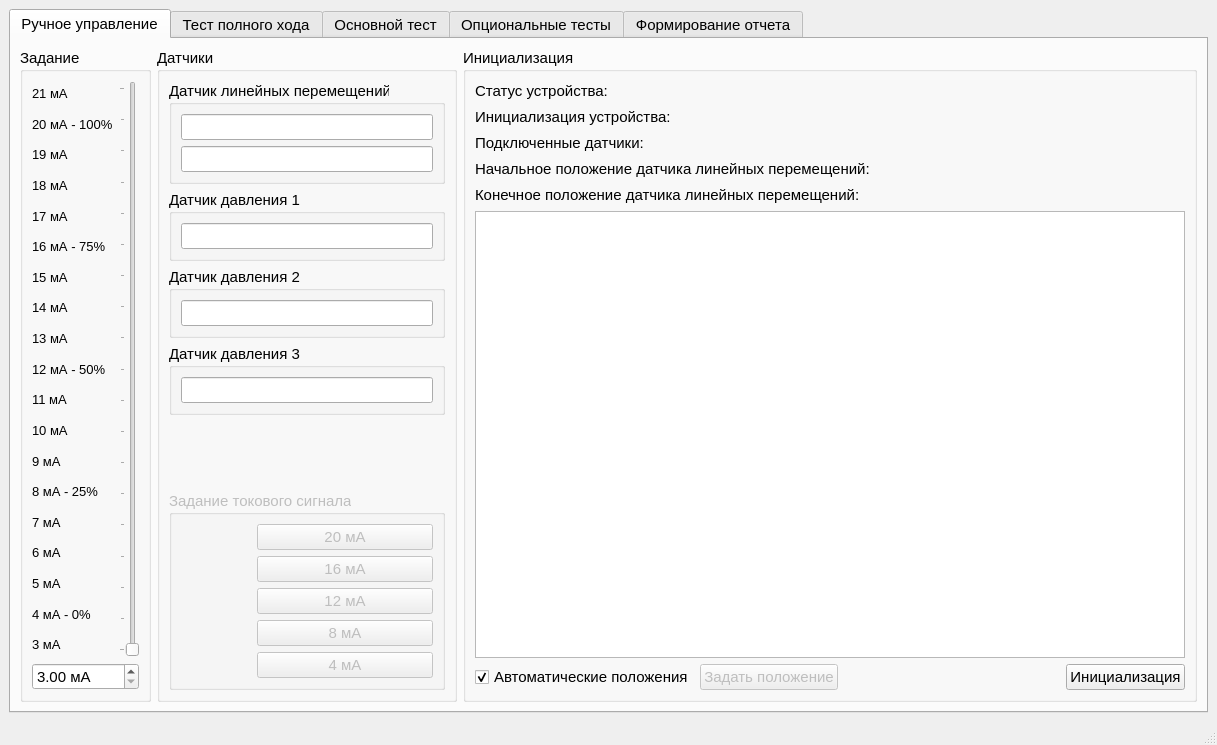
This is MainWindow.ui in Rekvim/MpiSdk as Qt 5 draws it before an edit. The edited form follows.
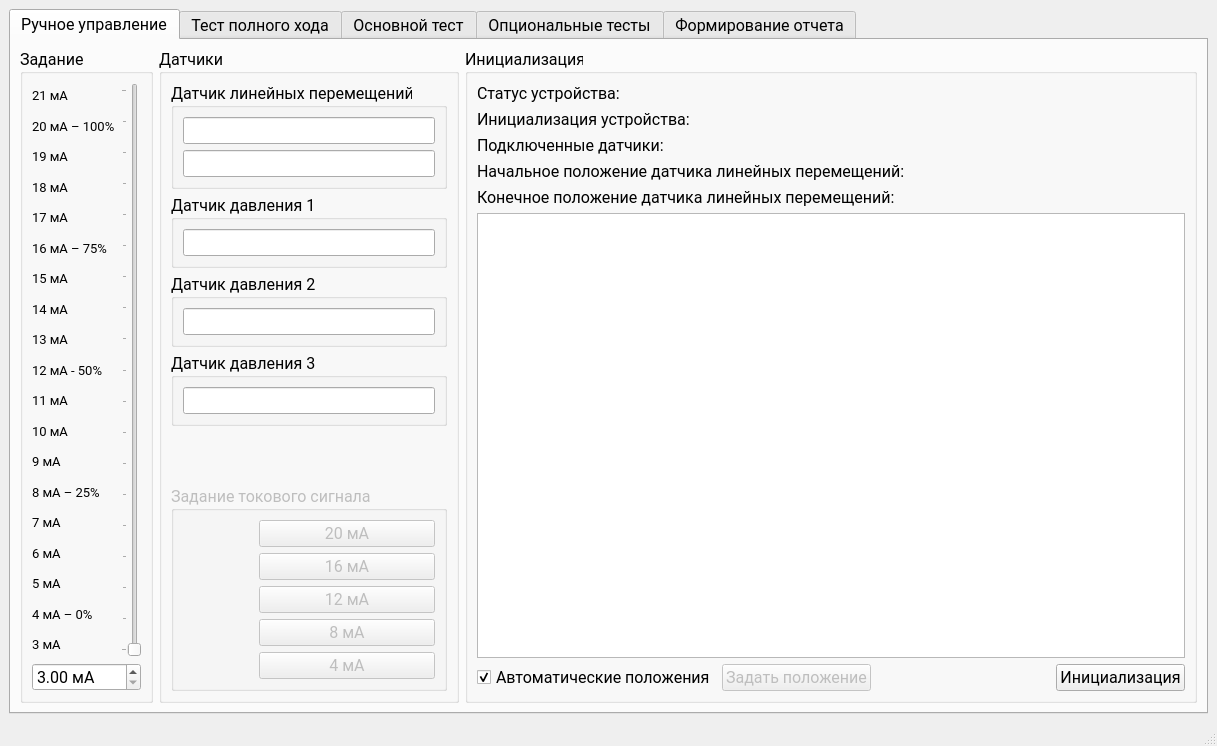
This is the edited form. The open tabs and pages were chosen to show the change. Icons and pictures are not drawn. Custom widgets are drawn as their Qt base class.

What changed in the file:
```diff
--- a/MainWindow.ui
+++ b/MainWindow.ui
@@ -7,7 +7,7 @@
     <x>0</x>
     <y>0</y>
     <width>1217</width>
-    <height>745</height>
+    <height>746</height>
    </rect>
   </property>
   <property name="font">
@@ -22,6 +22,12 @@
    <layout class="QVBoxLayout" name="verticalLayout_9">
     <item>
      <widget class="QTabWidget" name="tabWidget">
+      <property name="font">
+       <font>
+        <family>Roboto</family>
+        <pointsize>12</pointsize>
+       </font>
+      </property>
       <property name="currentIndex">
        <number>2</number>
       </property>
@@ -32,6 +38,12 @@
        <layout class="QHBoxLayout" name="horizontalLayout_11">
         <item>
          <widget class="QGroupBox" name="groupBox_signalStrength_task">
+          <property name="font">
+           <font>
+            <family>Roboto</family>
+            <pointsize>12</pointsize>
+           </font>
+          </property>
           <property name="title">
            <string>Задание</string>
           </property>
@@ -44,6 +56,7 @@
                 <widget class="QLabel" name="label_signalStrength_21mA">
                  <property name="font">
                   <font>
+                   <family>Roboto</family>
                    <pointsize>10</pointsize>
                    <bold>false</bold>
                    <stylestrategy>PreferDefault</stylestrategy>
@@ -58,13 +71,14 @@
                 <widget class="QLabel" name="label_signalStrength_20mA">
                  <property name="font">
                   <font>
+                   <family>Roboto</family>
                    <pointsize>10</pointsize>
                    <bold>false</bold>
                    <stylestrategy>PreferDefault</stylestrategy>
                   </font>
                  </property>
                  <property name="text">
-                  <string>20 мА - 100%</string>
+                  <string>20 мА – 100%</string>
                  </property>
                 </widget>
                </item>
@@ -72,6 +86,7 @@
                 <widget class="QLabel" name="label_signalStrength_19mA">
                  <property name="font">
                   <font>
+                   <family>Roboto</family>
                    <pointsize>10</pointsize>
                    <bold>false</bold>
                    <stylestrategy>PreferDefault</stylestrategy>
@@ -86,6 +101,7 @@
                 <widget class="QLabel" name="label_signalStrength_18mA">
                  <property name="font">
                   <font>
+                   <family>Roboto</family>
                    <pointsize>10</pointsize>
                    <bold>false</bold>
                    <stylestrategy>PreferDefault</stylestrategy>
@@ -100,6 +116,7 @@
                 <widget class="QLabel" name="label_signalStrength_17mA">
                  <property name="font">
                   <font>
+                   <family>Roboto</family>
                    <pointsize>10</pointsize>
                    <bold>false</bold>
                    <stylestrategy>PreferDefault</stylestrategy>
@@ -114,13 +131,14 @@
                 <widget class="QLabel" name="label_signalStrength_16mA">
                  <property name="font">
                   <font>
+                   <family>Roboto</family>
                    <pointsize>10</pointsize>
                    <bold>false</bold>
                    <stylestrategy>PreferDefault</stylestrategy>
                   </font>
                  </property>
                  <property name="text">
-                  <string>16 мА - 75%</string>
+                  <string>16 мА – 75%</string>
                  </property>
                 </widget>
                </item>
@@ -128,6 +146,7 @@
                 <widget class="QLabel" name="label_signalStrength_15mA">
                  <property name="font">
                   <font>
+                   <family>Roboto</family>
                    <pointsize>10</pointsize>
                    <bold>false</bold>
                    <stylestrategy>PreferDefault</stylestrategy>
@@ -142,6 +161,7 @@
                 <widget class="QLabel" name="label_signalStrength_14mA">
                  <property name="font">
                   <font>
+                   <family>Roboto</family>
                    <pointsize>10</pointsize>
                    <bold>false</bold>
                    <stylestrategy>PreferDefault</stylestrategy>
@@ -156,6 +176,7 @@
                 <widget class="QLabel" name="label_signalStrength_13mA">
                  <property name="font">
                   <font>
+                   <family>Roboto</family>
                    <pointsize>10</pointsize>
                    <bold>false</bold>
                    <stylestrategy>PreferDefault</stylestrategy>
@@ -170,6 +191,7 @@
                 <widget class="QLabel" name="label_signalStrength_12mA">
                  <property name="font">
                   <font>
+                   <family>Roboto</family>
                    <pointsize>10</pointsize>
                    <bold>false</bold>
                    <stylestrategy>PreferDefault</stylestrategy>
@@ -184,6 +206,7 @@
                 <widget class="QLabel" name="label_signalStrength_11mA">
                  <property name="font">
                   <font>
+                   <family>Roboto</family>
                    <pointsize>10</pointsize>
                    <bold>false</bold>
                    <stylestrategy>PreferDefault</stylestrategy>
@@ -198,6 +221,7 @@
                 <widget class="QLabel" name="label_signalStrength_10mA">
                  <property name="font">
                   <font>
+                   <family>Roboto</family>
                    <pointsize>10</pointsize>
                    <bold>false</bold>
                    <stylestrategy>PreferDefault</stylestrategy>
@@ -212,6 +236,7 @@
                 <widget class="QLabel" name="label_signalStrength_9mA">
                  <property name="font">
                   <font>
+                   <family>Roboto</family>
                    <pointsize>10</pointsize>
                    <bold>false</bold>
                    <stylestrategy>PreferDefault</stylestrategy>
@@ -226,13 +251,14 @@
                 <widget class="QLabel" name="label_signalStrength_8mA">
                  <property name="font">
                   <font>
+                   <family>Roboto</family>
                    <pointsize>10</pointsize>
                    <bold>false</bold>
                    <stylestrategy>PreferDefault</stylestrategy>
                   </font>
                  </property>
                  <property name="text">
-                  <string>8 мА - 25%</string>
+                  <string>8 мА – 25%</string>
                  </property>
                 </widget>
                </item>
@@ -240,6 +266,7 @@
                 <widget class="QLabel" name="label_signalStrength_7mA">
                  <property name="font">
                   <font>
+                   <family>Roboto</family>
                    <pointsize>10</pointsize>
                    <bold>false</bold>
                    <stylestrategy>PreferDefault</stylestrategy>
@@ -254,6 +281,7 @@
                 <widget class="QLabel" name="label_signalStrength_6mA">
                  <property name="font">
                   <font>
+                   <family>Roboto</family>
                    <pointsize>10</pointsize>
                    <bold>false</bold>
                    <stylestrategy>PreferDefault</stylestrategy>
@@ -268,6 +296,7 @@
                 <widget class="QLabel" name="label_signalStrength_5mA">
                  <property name="font">
                   <font>
+                   <family>Roboto</family>
                    <pointsize>10</pointsize>
                    <bold>false</bold>
                    <stylestrategy>PreferDefault</stylestrategy>
@@ -282,13 +311,14 @@
                 <widget class="QLabel" name="label_signalStrength_4mA">
                  <property name="font">
                   <font>
+                   <family>Roboto</family>
                    <pointsize>10</pointsize>
                    <bold>false</bold>
                    <stylestrategy>PreferDefault</stylestrategy>
                   </font>
                  </property>
                  <property name="text">
-                  <string>4 мА - 0%</string>
+                  <string>4 мА – 0%</string>
                  </property>
                 </widget>
                </item>
@@ -296,6 +326,7 @@
                 <widget class="QLabel" name="label_signalStrength_3mA">
                  <property name="font">
                   <font>
+                   <family>Roboto</family>
                    <pointsize>10</pointsize>
                    <bold>false</bold>
                    <stylestrategy>PreferDefault</stylestrategy>
@@ -374,18 +405,36 @@
             <height>16777215</height>
            </size>
           </property>
+          <property name="font">
+           <font>
+            <family>Roboto</family>
+            <pointsize>12</pointsize>
+           </font>
+          </property>
           <property name="title">
            <string>Датчики</string>
           </property>
           <layout class="QVBoxLayout" name="verticalLayout_7">
            <item>
             <widget class="QGroupBox" name="groupBox_linearMotionSensor">
+             <property name="font">
+              <font>
+               <family>Roboto</family>
+               <pointsize>12</pointsize>
+              </font>
+             </property>
              <property name="title">
               <string>Датчик линейных перемещений</string>
              </property>
              <layout class="QVBoxLayout" name="verticalLayout_3">
               <item>
                <widget class="QLineEdit" name="lineEdit_linearSensor">
+                <property name="font">
+                 <font>
+                  <family>Roboto</family>
+                  <pointsize>12</pointsize>
+                 </font>
+                </property>
                 <property name="readOnly">
                  <bool>true</bool>
                 </property>
@@ -393,6 +442,12 @@
               </item>
               <item>
                <widget class="QLineEdit" name="lineEdit_linearSensorPercent">
+                <property name="font">
+                 <font>
+                  <family>Roboto</family>
+                  <pointsize>12</pointsize>
+                 </font>
+                </property>
                 <property name="readOnly">
                  <bool>true</bool>
                 </property>
@@ -403,12 +458,24 @@
            </item>
            <item>
             <widget class="QGroupBox" name="groupBox_pressureSensor_1">
+             <property name="font">
+              <font>
+               <family>Roboto</family>
+               <pointsize>12</pointsize>
+              </font>
+             </property>
              <property name="title">
               <string>Датчик давления 1</string>
              </property>
              <layout class="QVBoxLayout" name="verticalLayout_6">
               <item>
                <widget class="QLineEdit" name="lineEdit_pressureSensor_1">
+                <property name="font">
+                 <font>
+                  <family>Roboto</family>
+                  <pointsize>12</pointsize>
+                 </font>
+                </property>
                 <property name="readOnly">
                  <bool>true</bool>
                 </property>
@@ -419,12 +486,24 @@
            </item>
            <item>
             <widget class="QGroupBox" name="groupBox_pressureSensor_2">
+             <property name="font">
+              <font>
+               <family>Roboto</family>
+               <pointsize>12</pointsize>
+              </font>
+             </property>
              <property name="title">
               <string>Датчик давления 2</string>
              </property>
              <layout class="QVBoxLayout" name="verticalLayout_4">
               <item>
                <widget class="QLineEdit" name="lineEdit_pressureSensor_2">
+                <property name="font">
+                 <font>
+                  <family>Roboto</family>
+                  <pointsize>12</pointsize>
+                 </font>
+                </property>
                 <property name="readOnly">
                  <bool>true</bool>
                 </property>
@@ -435,12 +514,24 @@
            </item>
            <item>
             <widget class="QGroupBox" name="groupBox_pressureSensor_3">
+             <property name="font">
+              <font>
+               <family>Roboto</family>
+               <pointsize>12</pointsize>
+              </font>
+             </property>
              <property name="title">
               <string>Датчик давления 3</string>
              </property>
              <layout class="QVBoxLayout" name="verticalLayout_5">
               <item>
                <widget class="QLineEdit" name="lineEdit_pressureSensor_3">
+                <property name="font">
+                 <font>
+                  <family>Roboto</family>
+                  <pointsize>12</pointsize>
+                 </font>
+                </property>
                 <property name="readOnly">
                  <bool>true</bool>
                 </property>
@@ -581,6 +672,12 @@
             <height>0</height>
            </size>
           </property>
+          <property name="font">
+           <font>
+            <family>Roboto</family>
+            <pointsize>12</pointsize>
+           </font>
+          </property>
           <property name="title">
            <string>Инициализация</string>
           </property>
@@ -589,6 +686,12 @@
             <layout class="QHBoxLayout" name="horizontalLayout_deviceStatus">
              <item>
               <widget class="QLabel" name="label_deviceStatus">
+               <property name="font">
+                <font>
+                 <family>Roboto</family>
+                 <pointsize>12</pointsize>
+                </font>
+               </property>
                <property name="text">
                 <string>Статус устройства:</string>
                </property>
@@ -623,7 +726,8 @@
                </property>
                <property name="font">
                 <font>
-                 <pointsize>11</pointsize>
+                 <family>Roboto</family>
+                 <pointsize>12</pointsize>
                 </font>
                </property>
                <property name="layoutDirection">
@@ -646,6 +750,12 @@
             <layout class="QHBoxLayout" name="horizontalLayout_deviceInit">
              <item>
               <widget class="QLabel" name="label_deviceInit">
+               <property name="font">
+                <font>
+                 <family>Roboto</family>
+                 <pointsize>12</pointsize>
+                </font>
+               </property>
                <property name="text">
                 <string>Инициализация устройства:</string>
                </property>
@@ -680,7 +790,8 @@
                </property>
                <property name="font">
                 <font>
-                 <pointsize>11</pointsize>
+                 <family>Roboto</family>
+                 <pointsize>12</pointsize>
                 </font>
                </property>
                <property name="layoutDirection">
@@ -700,6 +811,12 @@
             <layout class="QHBoxLayout" name="horizontalLayout_connectedSensors">
              <item>
               <widget class="QLabel" name="label_connectedSensors">
+               <property name="font">
+                <font>
+                 <family>Roboto</family>
+                 <pointsize>12</pointsize>
+                </font>
+               </property>
                <property name="text">
                 <string>Подключенные датчики:</string>
                </property>
@@ -734,7 +851,8 @@
                </property>
                <property name="font">
                 <font>
-                 <pointsize>11</pointsize>
+                 <family>Roboto</family>
+                 <pointsize>12</pointsize>
                 </font>
                </property>
                <property name="layoutDirection">
@@ -754,6 +872,12 @@
             <layout class="QHBoxLayout" name="horizontalLayout_startingPosition">
              <item>
               <widget class="QLabel" name="label_startingPosition">
+               <property name="font">
+                <font>
+                 <family>Roboto</family>
+                 <pointsize>12</pointsize>
+                </font>
+               </property>
                <property name="text">
                 <string>Начальное положение датчика линейных перемещений:</string>
                </property>
@@ -788,7 +912,8 @@
                </property>
                <property name="font">
                 <font>
-                 <pointsize>11</pointsize>
+                 <family>Roboto</family>
+                 <pointsize>12</pointsize>
                 </font>
                </property>
                <property name="layoutDirection">
@@ -808,6 +933,12 @@
             <layout class="QHBoxLayout" name="horizontalLayout_finalPosition">
              <item>
               <widget class="QLabel" name="label_finalPosition">
+               <property name="font">
+                <font>
+                 <family>Roboto</family>
+                 <pointsize>12</pointsize>
+                </font>
+               </property>
                <property name="text">
                 <string>Конечное положение датчика линейных перемещений:</string>
                </property>
@@ -842,7 +973,8 @@
                </property>
                <property name="font">
                 <font>
-                 <pointsize>11</pointsize>
+                 <family>Roboto</family>
+                 <pointsize>12</pointsize>
                 </font>
                </property>
                <property name="layoutDirection">
@@ -865,6 +997,12 @@
             <layout class="QHBoxLayout" name="horizontalLayout_menuInit">
              <item>
               <widget class="QCheckBox" name="checkBox_autoinit">
+               <property name="font">
+                <font>
+                 <family>Roboto</family>
+                 <pointsize>12</pointsize>
+                </font>
+               </property>
                <property name="text">
                 <string>Автоматические положения</string>
                </property>
@@ -878,6 +1016,12 @@
                <property name="enabled">
                 <bool>false</bool>
                </property>
+               <property name="font">
+                <font>
+                 <family>Roboto</family>
+                 <pointsize>12</pointsize>
+                </font>
+               </property>
                <property name="text">
                 <string>Задать положение</string>
                </property>
@@ -898,6 +1042,12 @@
              </item>
              <item>
               <widget class="QPushButton" name="pushButton_init">
+               <property name="font">
+                <font>
+                 <family>Roboto</family>
+                 <pointsize>12</pointsize>
+                </font>
+               </property>
                <property name="text">
                 <string>Инициализация</string>
                </property>
```
Left out of the diff: 157 changed lines with no effect on the pictures.
